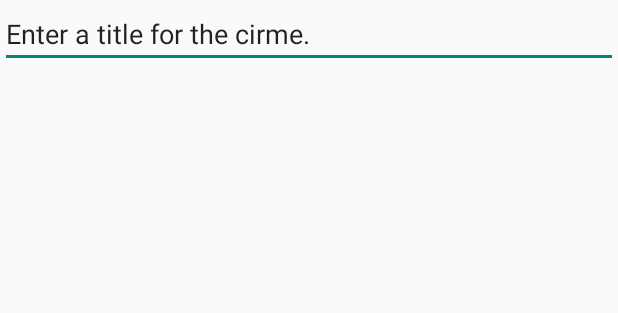
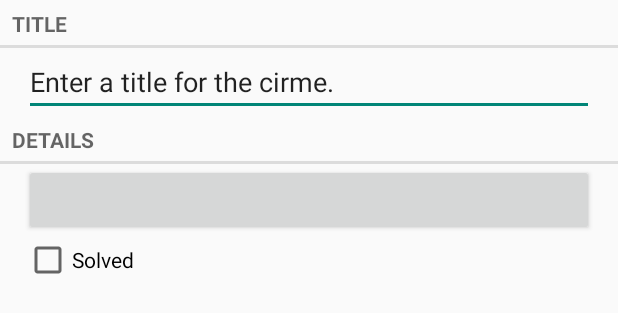
Before and after one commit to yujue86/CriminalIntent, an Android app: the layout fragment_crime.xml on its own in the app's theme, with its tools: preview values and no code run, on a phone screen of 412 x 824 dp. Shown: the top 313 px of the screen. Run offline under Robolectric (Android 15) with nearby library versions, the phone set to English and light mode, and no system bars.

Commit message:
chapter 8 update 1

```diff
--- a/app/src/main/res/layout/fragment_crime.xml
+++ b/app/src/main/res/layout/fragment_crime.xml
@@ -5,10 +5,39 @@
     android:orientation="vertical">
 
 
+    <TextView
+        android:layout_width="match_parent"
+        android:layout_height="wrap_content"
+        android:text="@string/crime_title_label"
+        style="?android:listSeparatorTextViewStyle"/>
+
     <EditText
         android:layout_width="match_parent"
         android:layout_height="wrap_content"
         android:id="@+id/crime_title"
-        android:text="@string/crime_title_hint" />
+        android:text="@string/crime_title_hint"
+        android:layout_marginLeft="16dp"
+        android:layout_marginRight="16dp"/>
+
+    <TextView
+        android:layout_width="match_parent"
+        android:layout_height="wrap_content"
+        android:text="@string/crime_details_label"
+        style="?android:listSeparatorTextViewStyle"/>
+
+    <Button
+        android:layout_width="match_parent"
+        android:layout_height="wrap_content"
+        android:id="@+id/crime_date"
+        android:layout_marginLeft="16dp"
+        android:layout_marginRight="16dp"/>
+
+    <CheckBox
+        android:layout_width="match_parent"
+        android:layout_height="wrap_content"
+        android:text="@string/crime_solved_lable"
+        android:id="@+id/crime_solved"
+        android:layout_marginLeft="16dp"
+        android:layout_marginRight="16dp"/>
 
 </LinearLayout>
--- a/app/src/main/res/values/strings.xml
+++ b/app/src/main/res/values/strings.xml
@@ -1,7 +1,9 @@
 <resources>
     <string name="app_name">CriminalIntent</string>
-
     <string name="title_activity_crime">CrimeActivity</string>
 
     <string name="crime_title_hint">Enter a title for the cirme.</string>
+    <string name="crime_title_label">TITLE</string>
+    <string name="crime_details_label">DETAILS</string>
+    <string name="crime_solved_lable">Solved</string>
 </resources>
```
Also changed, not shown: app/src/main/java/com/example/mengxl/criminalintent/Crime.java (+20 -0 lines), app/src/main/java/com/example/mengxl/criminalintent/CrimeFragment.java (+18 -1 lines), app/src/main/res/menu/menu_crime.xml (line endings or trailing spaces).
